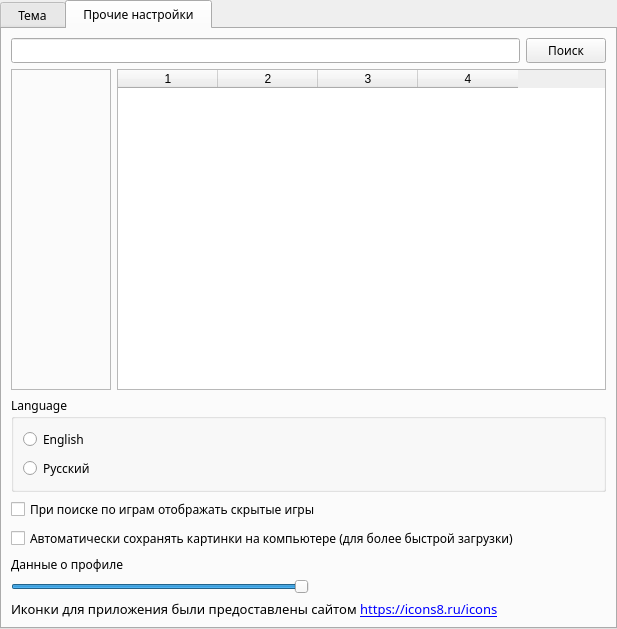
Above: AraSteamManager/MainSubForms/formsettings.ui from Arankir/AraSteamManager before the change. Below: the same form after it.
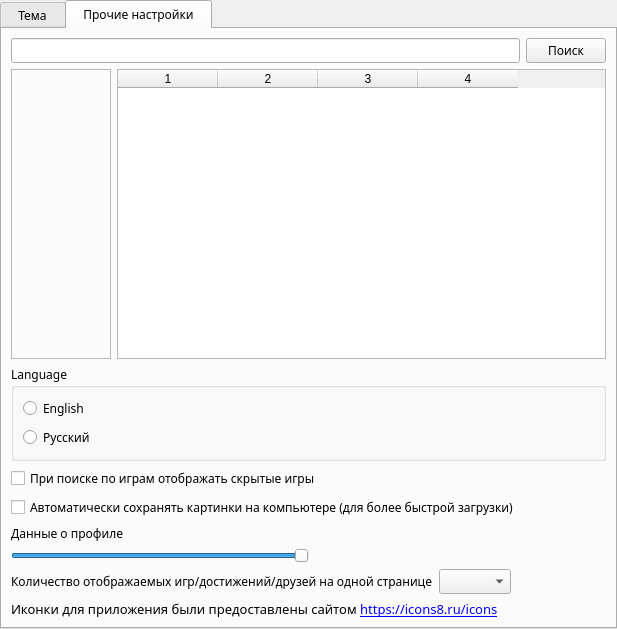
That is the form after the change.

Commit message: Переделал форму друзей на подгрузку страницами

Diff of the .ui file:
```diff
--- a/AraSteamManager/MainSubForms/formsettings.ui
+++ b/AraSteamManager/MainSubForms/formsettings.ui
@@ -241,6 +241,33 @@
          </item>
         </layout>
        </item>
+       <item>
+        <layout class="QHBoxLayout" name="horizontalLayout_4">
+         <item>
+          <widget class="QLabel" name="label_2">
+           <property name="text">
+            <string>Количество отображаемых игр/достижений/друзей на одной странице</string>
+           </property>
+          </widget>
+         </item>
+         <item>
+          <widget class="QComboBox" name="ComboBoxMaxRows"/>
+         </item>
+         <item>
+          <spacer name="horizontalSpacer_2">
+           <property name="orientation">
+            <enum>Qt::Horizontal</enum>
+           </property>
+           <property name="sizeHint" stdset="0">
+            <size>
+             <width>40</width>
+             <height>20</height>
+            </size>
+           </property>
+          </spacer>
+         </item>
+        </layout>
+       </item>
        <item>
         <widget class="QLabel" name="labelIcons8">
          <property name="font">
```
The commit also changes 286 other files.
